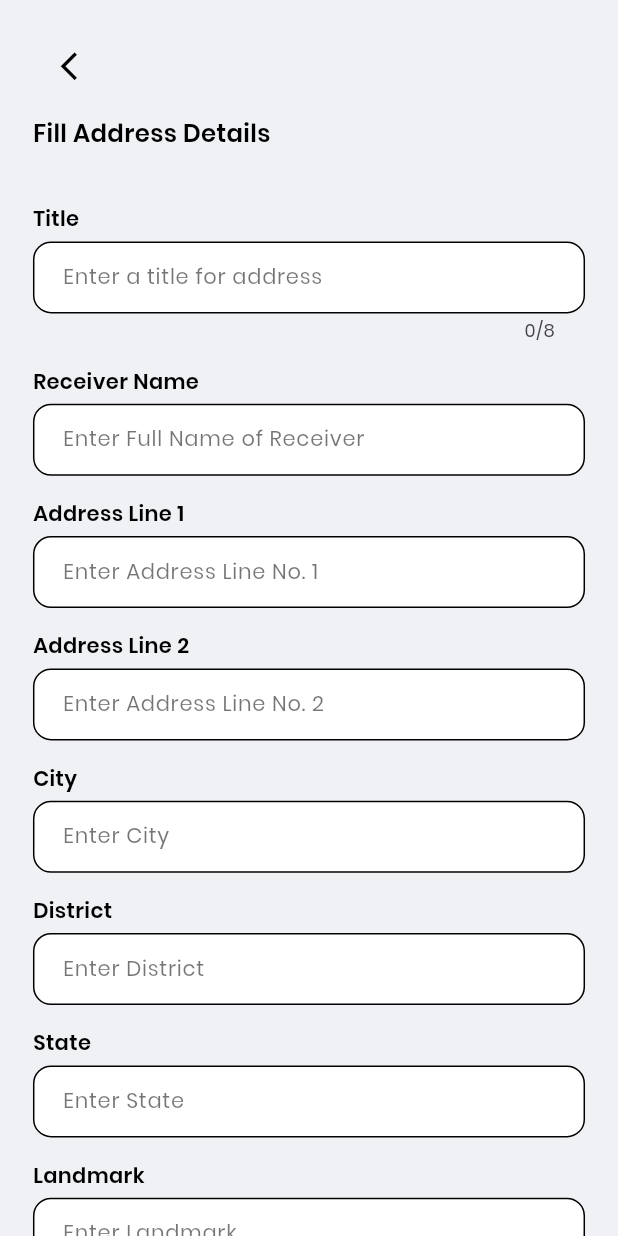
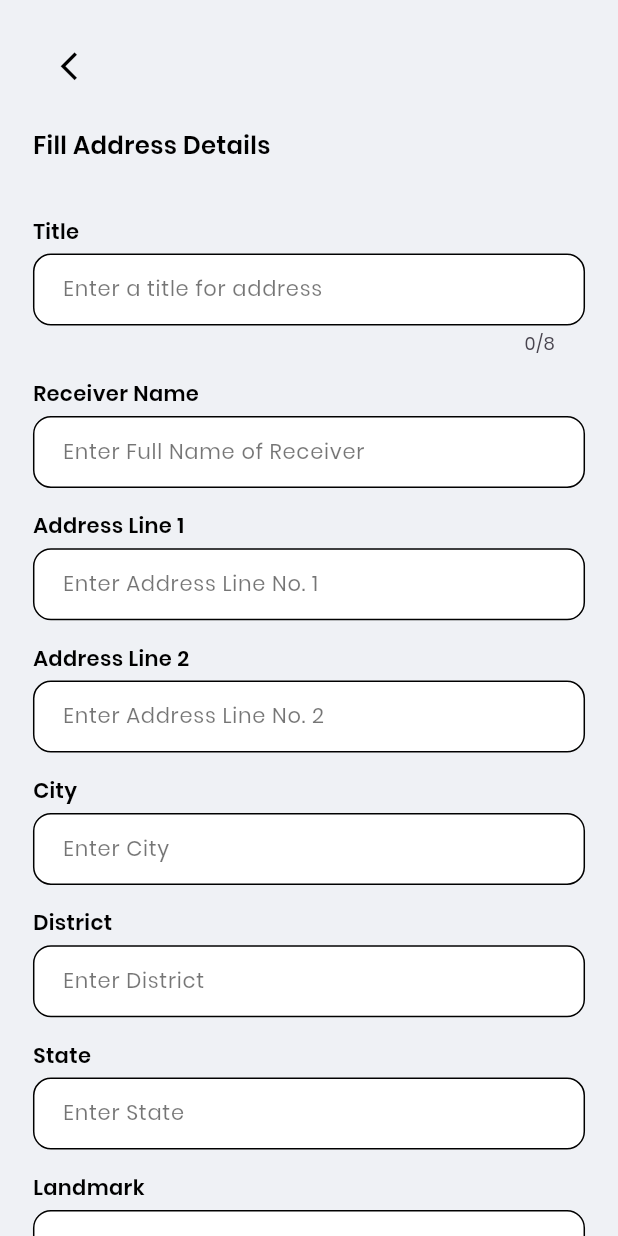
Before and after one commit to Afnanafsal/nexoEShopee, a Flutter app: the EditAddressScreen screen opened by its route, on a phone screen of 412 x 824 dp. Run offline on Flutter 3.47's test engine with Material 3 defaults, Android fonts, the phone set to English and light mode, and no system bars; our stand-ins replace cloud_firestore, firebase_auth, firebase_core, flutter_rating_bar, flutter_riverpod, flutter_screenutil and 10 more; missing offline and left inert: enum_to_string, flutter_facebook_auth, razorpay_flutter; accounts and stored records are empty; project files that could hold a hidden picture were left out.

```diff
--- a/lib/screens/edit_address/components/body.dart
+++ b/lib/screens/edit_address/components/body.dart
@@ -22,9 +22,7 @@ class Body extends StatelessWidget {
               crossAxisAlignment: CrossAxisAlignment.start,
               children: [
                 SizedBox(height: 20.h),
-                // Back icon row
-                Row(
-                  children: [
+                // Back icon directly above heading
                 IconButton(
                   icon: Icon(
                     Icons.arrow_back_ios_new,
@@ -32,11 +30,10 @@ class Body extends StatelessWidget {
                     size: 22.sp,
                   ),
                   onPressed: () => Navigator.of(context).pop(),
+                  padding: EdgeInsets.zero,
+                  constraints: BoxConstraints(),
                 ),
-                  ],
-                ),
-                SizedBox(height: 8.h),
-                // Heading on next line
+                SizedBox(height: 16.h),
                 Text(
                   "Fill Address Details",
                   style: headingStyle.copyWith(
--- a/lib/screens/search/search_screen.dart
+++ b/lib/screens/search/search_screen.dart
@@ -289,7 +289,7 @@ class _SearchScreenState extends State<SearchScreen> {
             ClipRRect(
               borderRadius: BorderRadius.circular(15.r),
               child: Container(
-                height: 110.h, // reduced height
+                height: 106.h, // reduced height
                 width: double.infinity,
                 color: Colors.white,
                 child: Padding(
```
Also changed, not shown: lib/screens/cart/components/body.dart (+34 -24 lines), lib/screens/product_details/components/product_description.dart (+14 -7 lines). Lines whose indentation alone changed are shown as unchanged.
